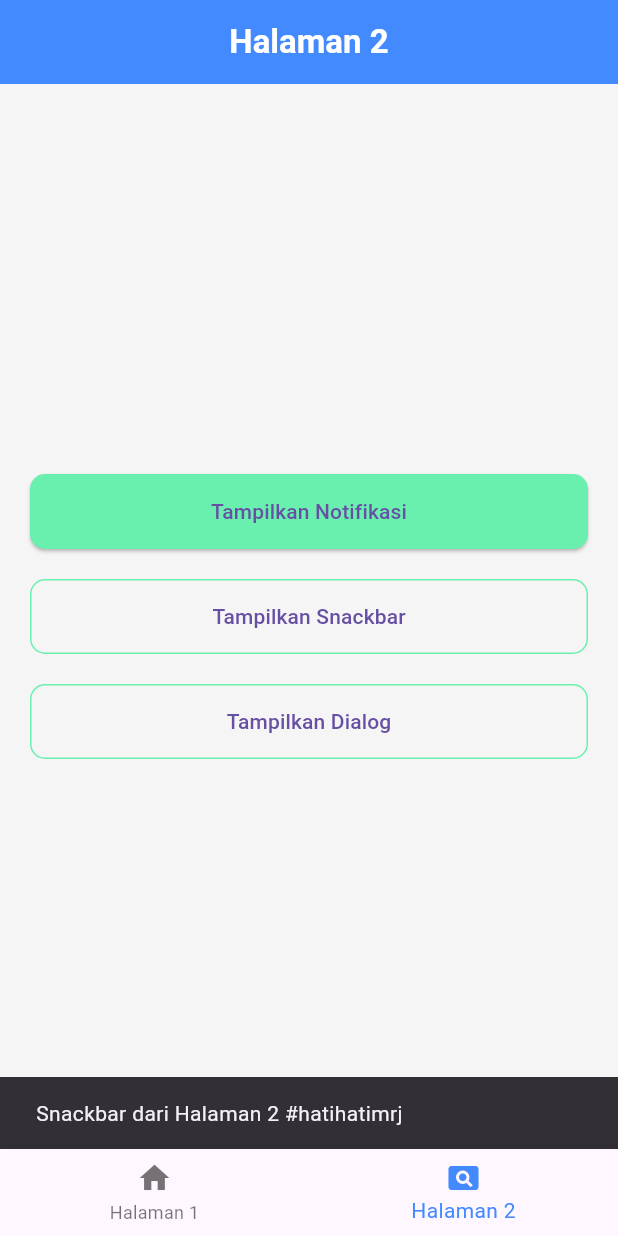
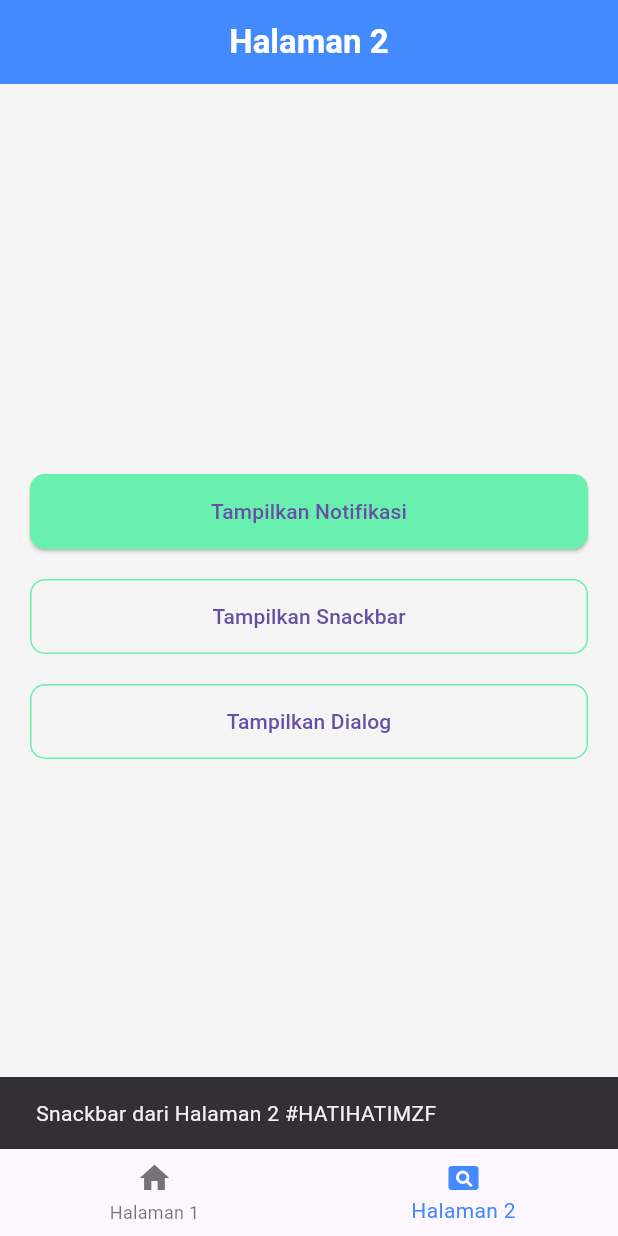
Before and after one commit to SuryaaAulia/Notifications-App, a Flutter app: the screen it shows after launch, item 2 of the bottom bar chosen, after a tap on "Tampilkan Snackbar", on a phone screen of 412 x 824 dp. Run offline on Flutter 3.47's test engine with Material 3 defaults, Android fonts, the phone set to English and light mode, and no system bars; our stand-ins replace flutter_local_notifications.

Commit message:
upd snack

```diff
--- a/lib/main.dart
+++ b/lib/main.dart
@@ -214,7 +214,7 @@ class _PageTwoState extends State<PageTwo> {
               onPressed: () {
                 ScaffoldMessenger.of(context).showSnackBar(
                   const SnackBar(
-                    content: Text('Snackbar dari Halaman 2 #hatihatimrj'),
+                    content: Text('Snackbar dari Halaman 2 #HATIHATIMZF'),
                   ),
                 );
               },
```
